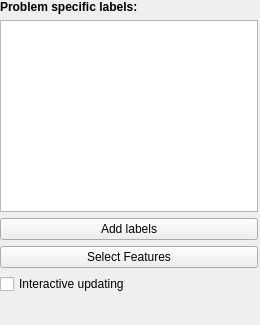
ilastik/ilastik, file ilastik-shell/applets/pixelClassificationAppletBar.ui: the form before one commit.
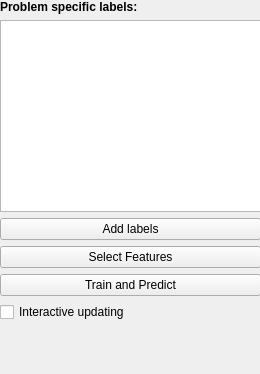
The form after the commit. Custom widgets are drawn as their Qt base class.

Commit message: Added a "Train and Classify" button for generating a prediction on the entire volume. Actual behavior needs work, though, since it doesn't stop displaying once you add new labels (it effectively turns on "interactive" mode). This is due to the way the OpBlockedArrayCache's "fixedAtCurrent" operator works.

```diff
--- a/ilastik-shell/applets/pixelClassificationAppletBar.ui
+++ b/ilastik-shell/applets/pixelClassificationAppletBar.ui
@@ -7,7 +7,7 @@
     <x>0</x>
     <y>0</y>
     <width>260</width>
-    <height>325</height>
+    <height>374</height>
    </rect>
   </property>
   <property name="sizePolicy">
@@ -36,8 +36,8 @@
     <rect>
      <x>0</x>
      <y>0</y>
-     <width>258</width>
-     <height>322</height>
+     <width>261</width>
+     <height>371</height>
     </rect>
    </property>
    <layout class="QVBoxLayout" name="verticalLayout">
@@ -87,6 +87,13 @@
       </property>
      </widget>
     </item>
+    <item>
+     <widget class="QPushButton" name="trainAndPredictButton">
+      <property name="text">
+       <string>Train and Predict</string>
+      </property>
+     </widget>
+    </item>
     <item>
      <widget class="QCheckBox" name="checkInteractive">
       <property name="enabled">
```
The commit also changes 1 other file.
